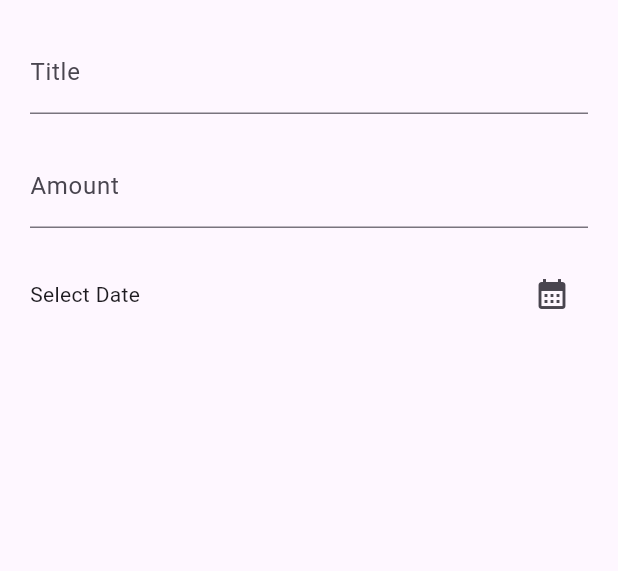
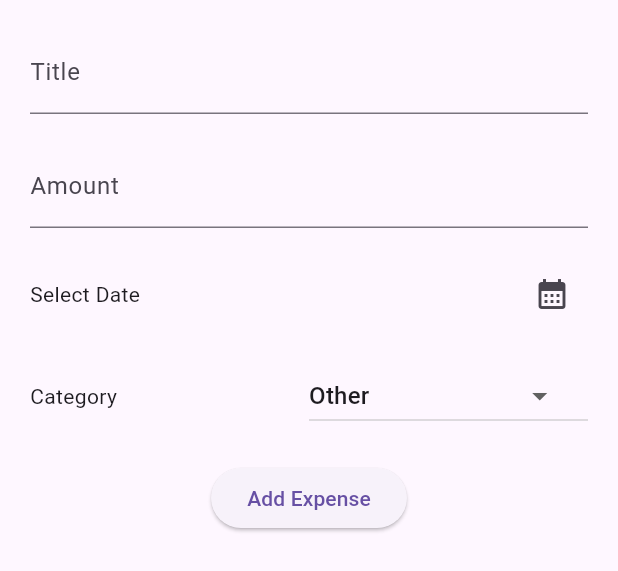
Before and after one commit to aamirk1/expense, a Flutter app: the ExpenseForm widget shown alone on an empty page, opened directly, on a phone screen of 412 x 824 dp. Shown: the top 571 px of the screen. Run offline on Flutter 3.47's test engine with Material 3 defaults, Android fonts, the phone set to English and light mode, and no system bars; our stand-ins replace sqflite; accounts and stored records are empty.

Commit message:
update expense form

```diff
--- a/lib/screens/category_screen.dart
+++ b/lib/screens/category_screen.dart
@@ -19,10 +19,17 @@ class CategoryScreen extends StatelessWidget {
       ),
       body: const CategoryFetcher(),
       floatingActionButton: FloatingActionButton(
+        backgroundColor: Colors.blueAccent,
         onPressed: () {
-
-          showModalBottomSheet(context: context,isScrollControlled: true, builder: (_) => const ExpenseForm());
+          showModalBottomSheet(
+              context: context,
+              isScrollControlled: true,
+              builder: (_) => const ExpenseForm());
         },
+        child: const Icon(
+          Icons.add,
+          color: Colors.white,
+        ),
       ),
     );
   }
--- a/lib/widgets/expens_form.dart
+++ b/lib/widgets/expens_form.dart
@@ -1,4 +1,8 @@
+import 'package:expense/constants/icons.dart';
+import 'package:expense/models/database_provider.dart';
+import 'package:expense/models/expense.dart';
 import 'package:flutter/material.dart';
+import 'package:provider/provider.dart';
 
 class ExpenseForm extends StatefulWidget {
   const ExpenseForm({super.key});
@@ -8,11 +12,14 @@ class ExpenseForm extends StatefulWidget {
 }
 
 class _ExpenseFormState extends State<ExpenseForm> {
+  final title = TextEditingController();
+  final amount = TextEditingController();
+  DateTime? date;
+  String initialValue = 'Other';
   @override
   Widget build(BuildContext context) {
-    final _title = TextEditingController();
-    final _amount = TextEditingController();
-    DateTime? _date;
+    final provider = Provider.of<DatabaseProvider>(context, listen: false);
+
     _pickDate() async {
       DateTime? pickedDate = await showDatePicker(
         context: context,
@@ -22,7 +29,7 @@ class _ExpenseFormState extends State<ExpenseForm> {
       );
       if (pickedDate != null) {
         setState(() {
-          _date = pickedDate;
+          date = pickedDate;
         });
       }
     }
@@ -35,7 +42,7 @@ class _ExpenseFormState extends State<ExpenseForm> {
         children: [
           // title
           TextField(
-            controller: _title,
+            controller: title,
             decoration: const InputDecoration(
               label: Text('Title'),
             ),
@@ -45,7 +52,7 @@ class _ExpenseFormState extends State<ExpenseForm> {
           ), // amount
           TextField(
             keyboardType: TextInputType.number,
-            controller: _amount,
+            controller: amount,
             decoration: const InputDecoration(
               label: Text('Amount'),
             ),
@@ -56,12 +63,52 @@ class _ExpenseFormState extends State<ExpenseForm> {
           Row(
             children: [
               Expanded(
-                  child:
-                      Text(_date != null ? _date.toString() : 'Select Date')),
+                  child: Text(date != null ? date.toString() : 'Select Date')),
               IconButton(
-                  onPressed: () {}, icon: const Icon(Icons.calendar_month))
+                  onPressed: () {
+                    _pickDate();
+                  },
+                  icon: const Icon(Icons.calendar_month))
             ],
-          )
+          ),
+          const SizedBox(
+            height: 20,
+          ),
+          Row(
+            children: [
+              const Expanded(child: Text('Category')),
+              Expanded(
+                  child: DropdownButton(
+                items: icons.keys
+                    .map((e) => DropdownMenuItem(value: e, child: Text(e)))
+                    .toList(),
+                value: initialValue,
+                onChanged: (value) {
+                  setState(() {
+                    initialValue = value.toString();
+                  });
+                },
+              ))
+            ],
+          ),
+          const SizedBox(
+            height: 20,
+          ),
+          ElevatedButton(
+              onPressed: () {
+                if (title.text != '' && amount.text != '' && date != null) {
+                  final file = Expense(
+                    id: 0,
+                    title: title.text,
+                    amount: double.parse(amount.text),
+                    date: date != null ? date! : DateTime.now(),
+                    category: initialValue,
+                  );
+                  provider.addExpense(file);
+                  Navigator.of(context).pop();
+                }
+              },
+              child: const Text('Add Expense'))
         ],
       )),
     );
```
